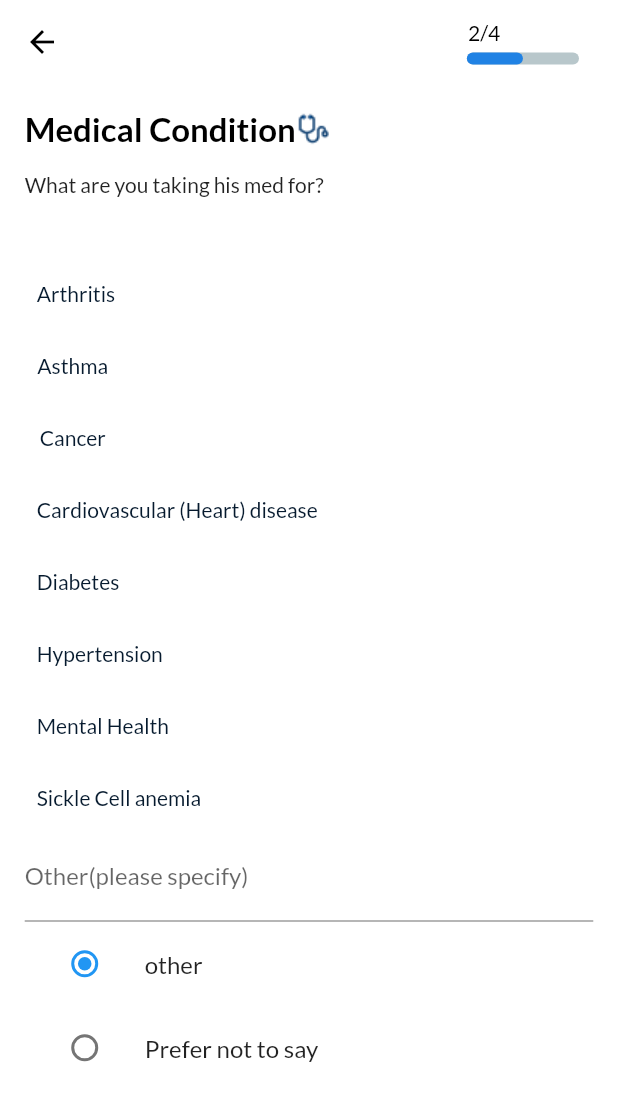
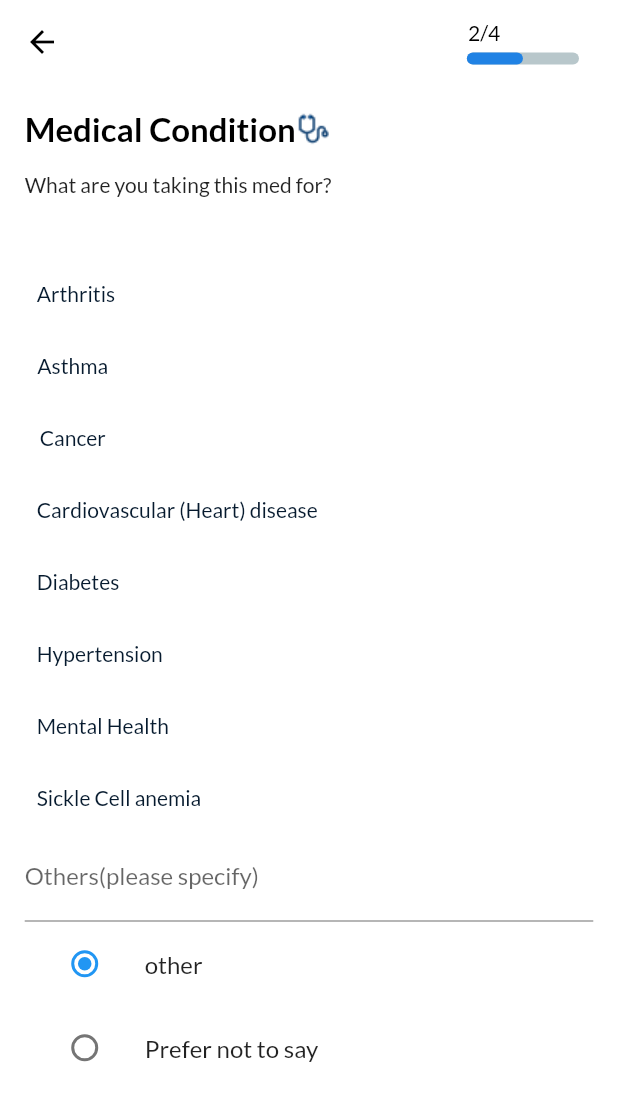
Before and after one commit to presh-devs/medpod, a Flutter app: the MedicalCondition screen opened directly with empty values, on a phone screen of 412 x 824 dp. Shown: the top 1101 px of the screen. Run offline on Flutter 3.47's test engine with Material 2 defaults, Android fonts, the phone set to English and light mode, and no system bars; drawn by our look-alikes of percent_indicator; our stand-ins replace cloud_firestore, dropdown_button2, firebase_auth, firebase_core, firebase_ui_firestore, flutter_local_notifications and 6 more; accounts and stored records are empty.

```diff
--- a/lib/ui/medical_condition.dart
+++ b/lib/ui/medical_condition.dart
@@ -30,6 +30,8 @@ class MedicalCondition extends StatefulWidget {
 
 class _MedicalConditionState extends State<MedicalCondition> {
   MedCon _medCon = MedCon.other;
+
+  TextEditingController conditionField = TextEditingController();
   @override
   Widget build(BuildContext context) {
     final height = MediaQuery.of(context).size.height;
@@ -62,14 +64,14 @@ class _MedicalConditionState extends State<MedicalCondition> {
               SizedBox(
                 height: height * 0.02,
               ),
-              Text(
-                'What are you taking his med for?',
+              const Text(
+                'What are you taking this med for?',
               ),
               SizedBox(
                 height: height * 0.048,
               ),
               ListView.builder(
-                  physics: ScrollPhysics(parent: null),
+                  physics: const ScrollPhysics(parent: null),
                   shrinkWrap: true,
                   itemCount: medicalCondition.length,
                   itemBuilder: (BuildContext context, int index) {
@@ -83,7 +85,8 @@ class _MedicalConditionState extends State<MedicalCondition> {
                           Navigator.of(context).push(
                             MaterialPageRoute(
                               builder: (BuildContext context) =>
-                                  ScheduleReminder(medName: widget.medName,
+                                  ScheduleReminder(
+                                medName: widget.medName,
                                 selectedDrugType: widget.selectedDrugType,
                                 selectedUnit: widget.selectedUnit,
                                 quantity: widget.quantity,
@@ -99,15 +102,32 @@ class _MedicalConditionState extends State<MedicalCondition> {
                       ),
                     );
                   }),
-              const TextField(
-                decoration: InputDecoration(
+              TextField(
+                controller: conditionField,
+                onEditingComplete: ()  {
+                  String condition = conditionField.text;
+                  medicalCondition.add(conditionField.text);
+
+                  Navigator.of(context).push(
+                    MaterialPageRoute(
+                      builder: (BuildContext context) => ScheduleReminder(
+                        medName: widget.medName,
+                        selectedDrugType: widget.selectedDrugType,
+                        selectedUnit: widget.selectedUnit,
+                        quantity: widget.quantity,
+                        medCon: condition,
+                      ),
+                    ),
+                  );
+                  //conditionField.clear();
+                },
+                decoration: const InputDecoration(
                   enabled: true,
-// hintText: '@gmail.com',
-                  labelText: 'Other(please specify)',
+                  labelText: 'Others(please specify)',
                 ),
               ),
               ListTile(
-                title: Text('other'),
+                title: const Text('other'),
                 leading: Radio(
                     value: MedCon.other,
                     groupValue: _medCon,
@@ -118,7 +138,7 @@ class _MedicalConditionState extends State<MedicalCondition> {
                     }),
               ),
               ListTile(
-                title: Text('Prefer not to say'),
+                title: const Text('Prefer not to say'),
                 leading: Radio(
                     value: MedCon.pnts,
                     groupValue: _medCon,
```
Also changed, not shown: lib/main.dart (+6 -10 lines), lib/models/boxes.dart (deleted, +0 -9 lines), lib/models/med.dart (deleted, +0 -40 lines), lib/services/notification_service.dart (added, +75 -0 lines), lib/ui/reminder_schedule.dart (+23 -7 lines), pubspec.yaml (+9 -3 lines), lib/models/med.g.dart (deleted), pubspec.lock, 30 other files. Lines whose indentation alone changed are shown as unchanged.
